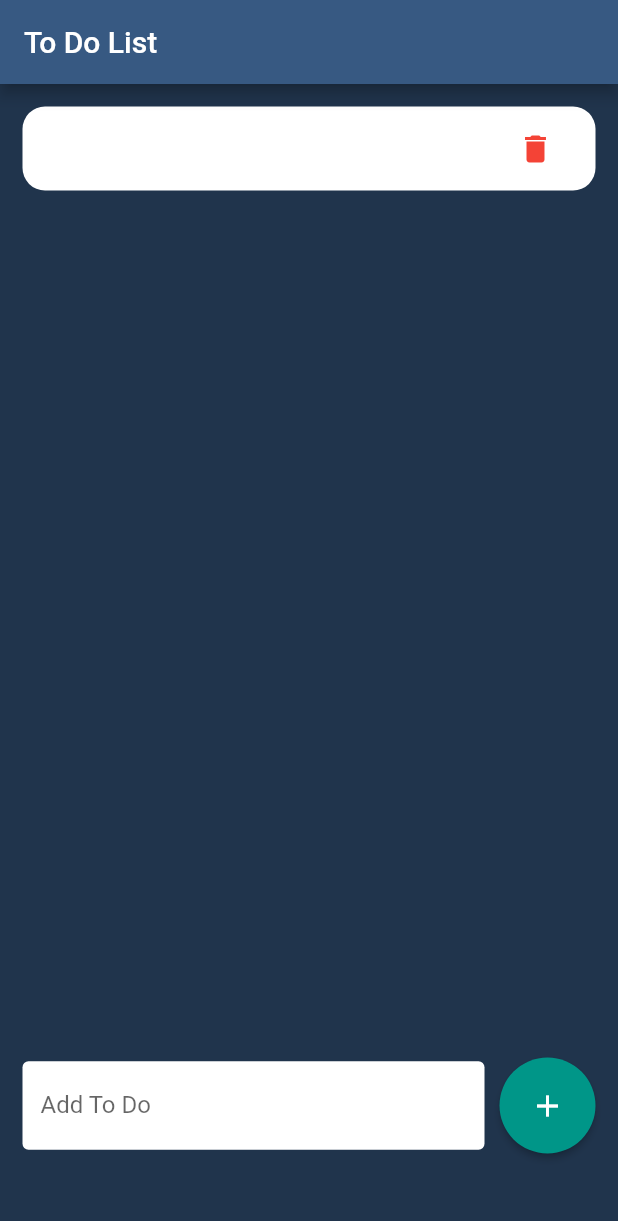
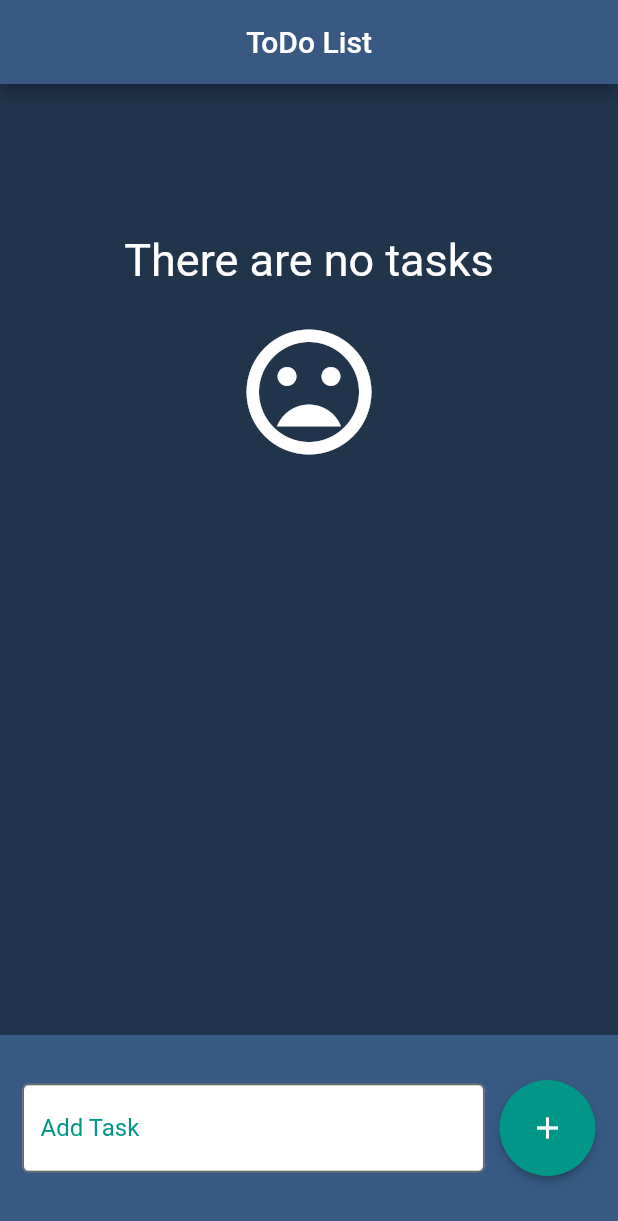
Before and after one commit to NormanOscar/flutterToDoList, a Flutter app: the screen it shows after launch, after a tap on the "add" icon, on a phone screen of 412 x 824 dp. Shown: the top 1221 px of the screen. Run offline on Flutter 3.47's test engine with Material 2 defaults, Android fonts, the phone set to English and light mode, and no system bars; Roboto replaces fonts that are missing (Comfortaa).

Commit message:
Styling application and changes of variable names

```diff
--- a/lib/main.dart
+++ b/lib/main.dart
@@ -10,7 +10,7 @@ class MainApp extends StatelessWidget {
   @override
   Widget build(BuildContext context) {
     return MaterialApp(
-      title: 'Star Wars Characters App',
+      title: 'ToDo list',
       theme: ThemeData(
         scaffoldBackgroundColor: const Color.fromARGB(255, 32, 52, 76),
         fontFamily: 'Comfortaa',
@@ -18,8 +18,8 @@ class MainApp extends StatelessWidget {
       ),
       home: Scaffold(
         appBar: AppBar(
-          centerTitle: false,
-          title: const Text('To Do List'),
+          centerTitle: true,
+          title: const Text('ToDo List'),
           backgroundColor: const Color.fromARGB(255, 55, 89, 130),
         ),
         body: const ToDoListPage(),
@@ -39,10 +39,12 @@ class _ToDoListPageState extends State<ToDoListPage> {
   late String _textFieldValue = '';
   List<String> toDoList = [];
 
-  void _copyText() {
+  void _addTask() {
     setState(() {
+      if (_textFieldValue.isNotEmpty) {
         toDoList.add(_textFieldValue);
         _textFieldValue = '';
+      }
     });
   }
 
@@ -56,11 +58,26 @@ class _ToDoListPageState extends State<ToDoListPage> {
   @override
   Widget build(BuildContext context) {
     return Center(
+      child: Column(
+        children: <Widget>[
+          toDoList.isEmpty ? const Column(
+            children: [
+              SizedBox(height: 100,),
+              Text(
+                'There are no tasks',
+                style: TextStyle(fontSize: 30, color: Colors.white,),
+              ),
+              SizedBox(height: 20,),
+              Icon(
+                Icons.mood_bad,
+                size: 100,
+                color: Colors.white,
+              )
+            ],
+          ) : const Text(''),
+          Expanded(
             child: Padding(
-        padding: const EdgeInsets.all(15),
-        child: Column(
-          children: [
-            Expanded(
+              padding: const EdgeInsets.only(left: 10, right: 10),
               child: ListView.separated(
                 itemCount: toDoList.length,
                 itemBuilder: (context, index) {
@@ -72,20 +89,14 @@ class _ToDoListPageState extends State<ToDoListPage> {
                           topRight: index == 0 ? const Radius.circular(15) : Radius.zero,
                           bottomRight: index == toDoList.length - 1 ? const Radius.circular(15) : Radius.zero,
                           bottomLeft: index == toDoList.length - 1 ? const Radius.circular(15) : Radius.zero,
-                      )
+                        ),
                     ),
                     title: Text(
                       toDoList[index],
-                      style: const TextStyle(
-                        color: Colors.teal,
-                        fontSize: 19,
-                      ),
+                      style: const TextStyle(color: Colors.teal, fontSize: 19,),
                     ),
                     trailing: IconButton(
-                      icon: const Icon(
-                        Icons.delete,
-                        color: Colors.red,
-                      ),
+                      icon: const Icon(Icons.delete, color: Colors.red,),
                       onPressed: () {
                         _deleteListItem(toDoList[index]);
                       },
@@ -95,24 +106,26 @@ class _ToDoListPageState extends State<ToDoListPage> {
                 separatorBuilder: (_, __) => const Divider(),
               ),
             ),
-            Padding(
-              padding: const EdgeInsets.only(bottom: 40),
+          ),
+          Container(
+            color: const Color.fromARGB(255, 55, 89, 130),
+            padding: const EdgeInsets.only(top: 30),
+            child: Padding(
+              padding: const EdgeInsets.only(left: 15, right: 15, bottom: 40),
               child: Row(
                 children: <Widget>[
                   Expanded(
                     child: TextField(
                       controller: TextEditingController(text: _textFieldValue),
-                      keyboardType: TextInputType.text,
                       decoration: const InputDecoration(
                         filled: true,
                         fillColor: Colors.white,
                         border: OutlineInputBorder(
-                          borderSide: BorderSide(
-                            width: 0,
-                            style: BorderStyle.none,
+                          borderSide: BorderSide(style: BorderStyle.none,
                           ),
                         ),
-                        labelText: 'Add To Do',
+                        labelText: 'Add Task',
+                        labelStyle: TextStyle(color: Colors.teal,),
                       ),
                       onChanged: (value) {
                         _textFieldValue = value;
@@ -121,7 +134,7 @@ class _ToDoListPageState extends State<ToDoListPage> {
                   ),
                   const SizedBox(width: 10),
                   ElevatedButton(
-                    onPressed: _copyText,
+                    onPressed: _addTask,
                     style: ElevatedButton.styleFrom(
                       backgroundColor: Colors.teal,
                       shape: const CircleBorder(),
@@ -132,8 +145,8 @@ class _ToDoListPageState extends State<ToDoListPage> {
                 ],
               ),
             ),
+          ),
         ],
-        ),
       ),
     );
   }
```
Lines whose indentation alone changed are shown as unchanged.
